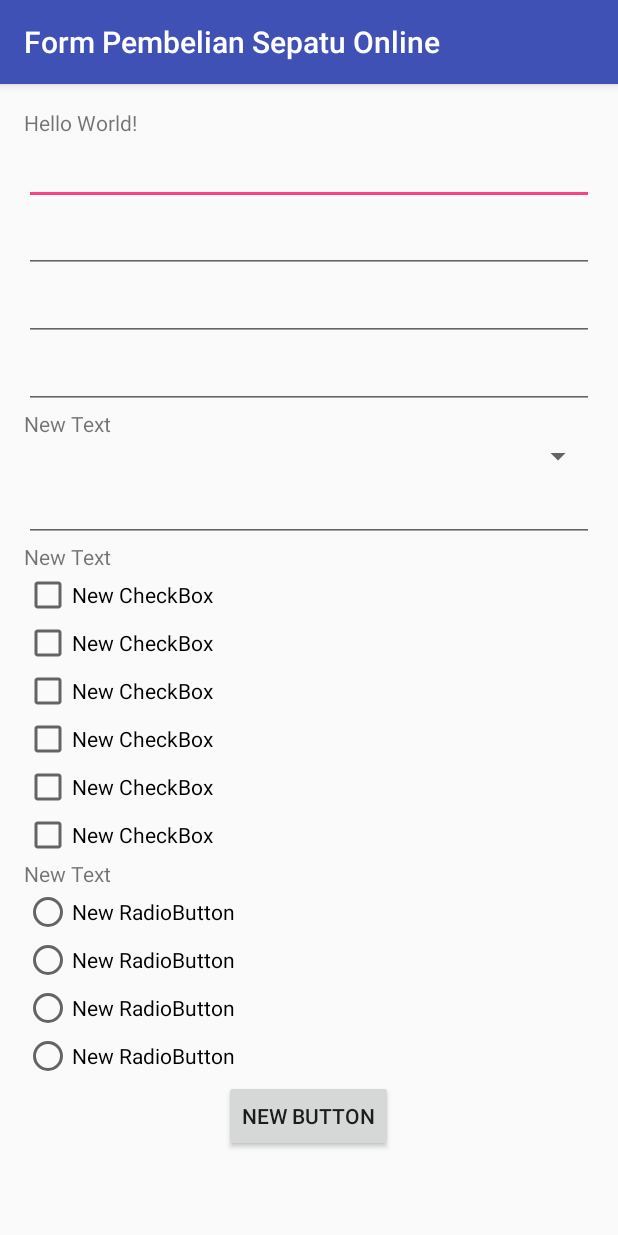
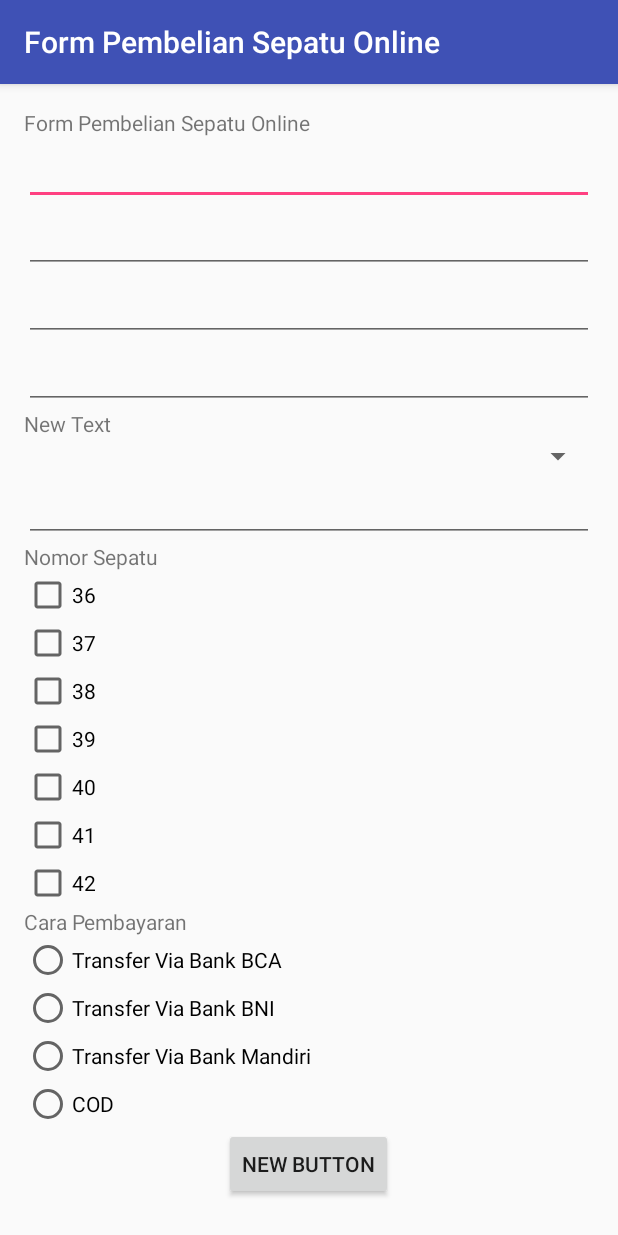
Before and after one commit to arnettarahma/FormPembelianSepatuOnline, an Android app: the screen it shows after launch (MainActivity), on a phone screen of 412 x 824 dp. Run offline under Robolectric (Android 15) with nearby library versions, the phone set to English and light mode, and no system bars.

Commit message:
-first commit -second commit menambahkan EditText, Spinner, TextView, CheckBox, RadioGroup, RadioButton, dan Button pada layout -third commit mengganti id pada atribut atribut pada layout dan menambahkan scrollview

```diff
--- a/app/src/main/res/layout/activity_main.xml
+++ b/app/src/main/res/layout/activity_main.xml
@@ -1,6 +1,10 @@
 <?xml version="1.0" encoding="utf-8"?>
-<LinearLayout xmlns:android="http://schemas.android.com/apk/res/android"
+<ScrollView xmlns:android="http://schemas.android.com/apk/res/android"
     xmlns:tools="http://schemas.android.com/tools"
+    android:layout_width="match_parent"
+    android:layout_height="match_parent">
+
+    <LinearLayout
     android:layout_width="match_parent"
     android:layout_height="match_parent"
     android:orientation="vertical"
@@ -11,28 +15,29 @@
     tools:context="id.sch.smktelkom_mlg.tugas01.xirpl4008.formpembeliansepatuonline.MainActivity">
 
     <TextView
+        android:id="@+id/tvTitle"
         android:layout_width="wrap_content"
         android:layout_height="wrap_content"
-        android:text="Hello World!" />
+        android:text="Form Pembelian Sepatu Online" />
 
     <EditText
-        android:id="@+id/editText"
+        android:id="@+id/etNama"
         android:layout_width="match_parent"
         android:layout_height="wrap_content" />
 
     <EditText
-        android:id="@+id/editText2"
+        android:id="@+id/etNotel"
         android:layout_width="match_parent"
         android:layout_height="wrap_content"
         android:layout_gravity="center_horizontal" />
 
     <EditText
-        android:id="@+id/editText3"
+        android:id="@+id/etAlamat"
         android:layout_width="match_parent"
         android:layout_height="wrap_content" />
 
     <EditText
-        android:id="@+id/editText4"
+        android:id="@+id/etKodePos"
         android:layout_width="match_parent"
         android:layout_height="wrap_content"
         android:layout_gravity="center_horizontal" />
@@ -50,85 +55,102 @@
         android:layout_gravity="center_horizontal" />
 
     <EditText
-        android:id="@+id/editText5"
+        android:id="@+id/etKodeSepatu"
         android:layout_width="match_parent"
         android:layout_height="wrap_content" />
 
     <TextView
-        android:id="@+id/textView2"
+        android:id="@+id/tvNosep"
         android:layout_width="wrap_content"
         android:layout_height="wrap_content"
-        android:text="New Text" />
+        android:text="Nomor Sepatu" />
 
     <CheckBox
-        android:id="@+id/checkBox"
+        android:id="@+id/cb36"
         android:layout_width="wrap_content"
         android:layout_height="wrap_content"
-        android:text="New CheckBox" />
+        android:checked="false"
+        android:text="36" />
 
     <CheckBox
-        android:id="@+id/checkBox2"
+        android:id="@+id/cb37"
         android:layout_width="wrap_content"
         android:layout_height="wrap_content"
-        android:text="New CheckBox" />
+        android:checked="false"
+        android:text="37" />
 
     <CheckBox
-        android:id="@+id/checkBox3"
+        android:id="@+id/cb38"
         android:layout_width="wrap_content"
         android:layout_height="wrap_content"
-        android:text="New CheckBox" />
+        android:checked="false"
+        android:text="38" />
 
     <CheckBox
-        android:id="@+id/checkBox4"
+        android:id="@+id/cb39"
         android:layout_width="wrap_content"
         android:layout_height="wrap_content"
-        android:text="New CheckBox" />
+        android:checked="false"
+        android:text="39" />
 
     <CheckBox
-        android:id="@+id/checkBox5"
+        android:id="@+id/cb40"
         android:layout_width="wrap_content"
         android:layout_height="wrap_content"
-        android:text="New CheckBox" />
+        android:checked="false"
+        android:text="40" />
 
     <CheckBox
-        android:id="@+id/checkBox6"
+        android:id="@+id/cb41"
         android:layout_width="wrap_content"
         android:layout_height="wrap_content"
-        android:text="New CheckBox" />
+        android:checked="false"
+        android:text="41" />
+
+        <CheckBox
+            android:id="@+id/cb42"
+            android:layout_width="wrap_content"
+            android:layout_height="wrap_content"
+            android:checked="false"
+            android:text="42" />
 
     <TextView
-        android:id="@+id/textView3"
+        android:id="@+id/tvCP"
         android:layout_width="wrap_content"
         android:layout_height="wrap_content"
-        android:text="New Text" />
+        android:text="Cara Pembayaran" />
 
     <RadioGroup
         android:layout_width="match_parent"
         android:layout_height="match_parent">
 
         <RadioButton
-            android:id="@+id/radioButton"
+            android:id="@+id/rbBCA"
             android:layout_width="wrap_content"
             android:layout_height="wrap_content"
-            android:text="New RadioButton" />
+            android:checked="false"
+            android:text="Transfer Via Bank BCA" />
 
         <RadioButton
-            android:id="@+id/radioButton2"
+            android:id="@+id/rbBNI"
             android:layout_width="wrap_content"
             android:layout_height="wrap_content"
-            android:text="New RadioButton" />
+            android:checked="false"
+            android:text="Transfer Via Bank BNI" />
 
         <RadioButton
-            android:id="@+id/radioButton3"
+            android:id="@+id/rbMandiri"
             android:layout_width="wrap_content"
             android:layout_height="wrap_content"
-            android:text="New RadioButton" />
+            android:checked="false"
+            android:text="Transfer Via Bank Mandiri" />
 
         <RadioButton
-            android:id="@+id/radioButton4"
+            android:id="@+id/cbCOD"
             android:layout_width="wrap_content"
             android:layout_height="wrap_content"
-            android:text="New RadioButton" />
+            android:checked="false"
+            android:text="COD" />
 
         <Button
             android:id="@+id/button"
@@ -138,3 +160,4 @@
             android:text="New Button" />
     </RadioGroup>
 </LinearLayout>
+</ScrollView>
```
